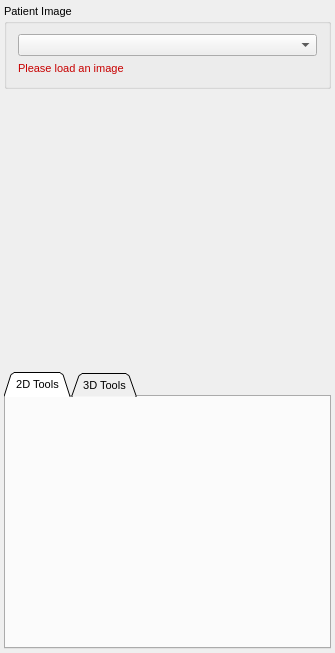
MITK/MITK, file Plugins/org.mitk.gui.qt.multilabelsegmentation/src/internal/QmitkMultiLabelSegmentationControls.ui: the form before one commit.
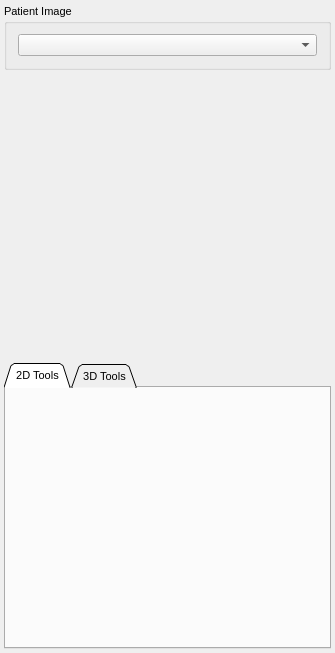
The form after the commit. Custom widgets are drawn as their Qt base class.

Diff of the .ui file:
```diff
--- a/Plugins/org.mitk.gui.qt.multilabelsegmentation/src/internal/QmitkMultiLabelSegmentationControls.ui
+++ b/Plugins/org.mitk.gui.qt.multilabelsegmentation/src/internal/QmitkMultiLabelSegmentationControls.ui
@@ -65,116 +65,6 @@
         </property>
        </widget>
       </item>
-      <item>
-       <widget class="QLabel" name="lblSegmentationWarnings">
-        <property name="sizePolicy">
-         <sizepolicy hsizetype="Minimum" vsizetype="Fixed">
-          <horstretch>0</horstretch>
-          <verstretch>0</verstretch>
-         </sizepolicy>
-        </property>
-        <property name="palette">
-         <palette>
-          <active>
-           <colorrole role="WindowText">
-            <brush brushstyle="SolidPattern">
-             <color alpha="255">
-              <red>200</red>
-              <green>0</green>
-              <blue>0</blue>
-             </color>
-            </brush>
-           </colorrole>
-           <colorrole role="Text">
-            <brush brushstyle="SolidPattern">
-             <color alpha="255">
-              <red>200</red>
-              <green>0</green>
-              <blue>0</blue>
-             </color>
-            </brush>
-           </colorrole>
-           <colorrole role="ButtonText">
-            <brush brushstyle="SolidPattern">
-             <color alpha="255">
-              <red>200</red>
-              <green>0</green>
-              <blue>0</blue>
-             </color>
-            </brush>
-           </colorrole>
-          </active>
-          <inactive>
-           <colorrole role="WindowText">
-            <brush brushstyle="SolidPattern">
-             <color alpha="255">
-              <red>200</red>
-              <green>0</green>
-              <blue>0</blue>
-             </color>
-            </brush>
-           </colorrole>
-           <colorrole role="Text">
-            <brush brushstyle="SolidPattern">
-             <color alpha="255">
-              <red>200</red>
-              <green>0</green>
-              <blue>0</blue>
-             </color>
-            </brush>
-           </colorrole>
-           <colorrole role="ButtonText">
-            <brush brushstyle="SolidPattern">
-             <color alpha="255">
-              <red>200</red>
-              <green>0</green>
-              <blue>0</blue>
-             </color>
-            </brush>
-           </colorrole>
-          </inactive>
-          <disabled>
-           <colorrole role="WindowText">
-            <brush brushstyle="SolidPattern">
-             <color alpha="255">
-              <red>84</red>
-              <green>82</green>
-              <blue>78</blue>
-             </color>
-            </brush>
-           </colorrole>
-           <colorrole role="Text">
-            <brush brushstyle="SolidPattern">
-             <color alpha="255">
-              <red>84</red>
-              <green>82</green>
-              <blue>78</blue>
-             </color>
-            </brush>
-           </colorrole>
-           <colorrole role="ButtonText">
-            <brush brushstyle="SolidPattern">
-             <color alpha="255">
-              <red>84</red>
-              <green>82</green>
-              <blue>78</blue>
-             </color>
-            </brush>
-           </colorrole>
-          </disabled>
-         </palette>
-        </property>
-        <property name="font">
-         <font>
-          <weight>50</weight>
-          <bold>false</bold>
-         </font>
-        </property>
-        <property name="text">
-         <string>Please load an image</string>
-        </property>
-       </widget>
-      </item>
      </layout>
     </widget>
    </item>
```
